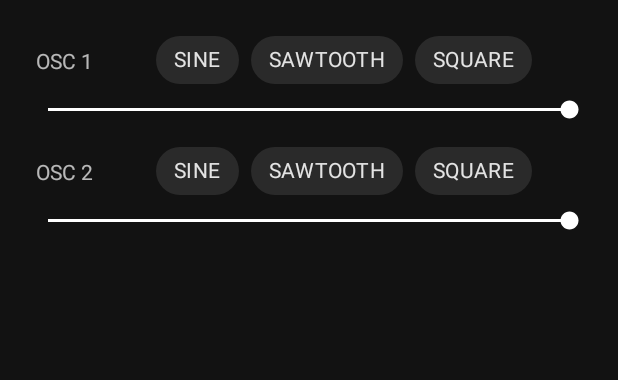
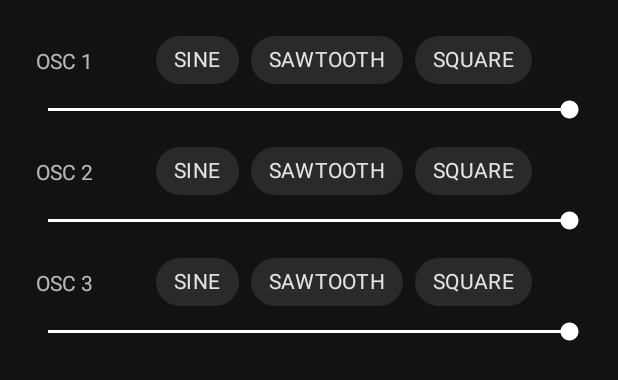
Before and after one commit to kplich/sensor-instrument, an Android app: the layout activity_main.xml on its own in the app's theme, with its tools: preview values and no code run, on a phone screen of 412 x 824 dp. Shown: the top 380 px of the screen. Run offline under Robolectric (Android 15) with nearby library versions, the phone set to English and light mode, and no system bars.

Commit message:
add osc 3 controls

```diff
--- a/app/src/main/res/layout/activity_main.xml
+++ b/app/src/main/res/layout/activity_main.xml
@@ -7,6 +7,14 @@
     android:layout_height="match_parent"
     android:padding="@dimen/defaultMargin"
     tools:context=".mainActivity.MainActivity">
+
+    <androidx.constraintlayout.widget.ConstraintLayout
+        android:id="@+id/oscillators"
+        android:layout_width="match_parent"
+        android:layout_height="wrap_content"
+        app:layout_constraintEnd_toEndOf="parent"
+        app:layout_constraintStart_toStartOf="parent"
+        app:layout_constraintTop_toTopOf="parent">
 
         <androidx.constraintlayout.widget.ConstraintLayout
             android:id="@+id/osc_1"
@@ -61,7 +69,7 @@
                     android:layout_width="wrap_content"
                     android:layout_height="wrap_content"
                     android:text="@string/square"
-                android:theme="@style/Widget.MaterialComponents.Chip.Choice"
+                    android:theme="@style/Theme.MaterialComponents"
                     tools:text="SQUARE" />
             </com.google.android.material.chip.ChipGroup>
 
@@ -144,4 +152,72 @@
 
         </androidx.constraintlayout.widget.ConstraintLayout>
 
+        <androidx.constraintlayout.widget.ConstraintLayout
+            android:id="@+id/osc_3"
+            android:layout_width="0dp"
+            android:layout_height="wrap_content"
+            android:layout_margin="@dimen/defaultMargin"
+            app:layout_constraintEnd_toEndOf="parent"
+            app:layout_constraintStart_toStartOf="parent"
+            app:layout_constraintTop_toBottomOf="@+id/osc_2">
+
+            <TextView
+                android:id="@+id/osc_3_label"
+                android:layout_width="wrap_content"
+                android:layout_height="wrap_content"
+                android:layout_marginStart="@dimen/defaultMargin"
+                android:text="@string/osc3"
+                app:layout_constraintBottom_toBottomOf="@+id/osc_3_type"
+                app:layout_constraintStart_toStartOf="parent"
+                app:layout_constraintTop_toTopOf="parent" />
+
+            <com.google.android.material.chip.ChipGroup
+                android:id="@+id/osc_3_type"
+                android:layout_width="wrap_content"
+                android:layout_height="wrap_content"
+                app:layout_constraintEnd_toEndOf="parent"
+                app:layout_constraintStart_toEndOf="@id/osc_3_label"
+                app:layout_constraintTop_toTopOf="parent"
+                app:singleSelection="true">
+
+                <com.google.android.material.chip.Chip
+                    android:id="@+id/osc_3_type_sine"
+                    style="@style/Widget.MaterialComponents.Chip.Choice"
+                    android:layout_width="wrap_content"
+                    android:layout_height="wrap_content"
+                    android:text="@string/sine"
+                    android:theme="@style/Theme.MaterialComponents" />
+
+                <com.google.android.material.chip.Chip
+                    android:id="@+id/osc_3_type_saw"
+                    style="@style/Widget.MaterialComponents.Chip.Choice"
+                    android:layout_width="wrap_content"
+                    android:layout_height="wrap_content"
+                    android:text="@string/sawtooth"
+                    android:theme="@style/Theme.MaterialComponents" />
+
+                <com.google.android.material.chip.Chip
+                    android:id="@+id/osc_3_type_square"
+                    style="@style/Widget.MaterialComponents.Chip.Choice"
+                    android:layout_width="wrap_content"
+                    android:layout_height="wrap_content"
+                    android:text="@string/square"
+                    android:theme="@style/Theme.MaterialComponents"
+                    tools:text="@string/square" />
+
+            </com.google.android.material.chip.ChipGroup>
+
+            <SeekBar
+                android:id="@+id/osc_3_amp"
+                android:layout_width="0dp"
+                android:layout_height="wrap_content"
+                android:progress="100"
+                app:layout_constraintEnd_toEndOf="parent"
+                app:layout_constraintStart_toStartOf="parent"
+                app:layout_constraintTop_toBottomOf="@+id/osc_3_type" />
+
         </androidx.constraintlayout.widget.ConstraintLayout>
+
+    </androidx.constraintlayout.widget.ConstraintLayout>
+
+</androidx.constraintlayout.widget.ConstraintLayout>
```
Also changed, not shown: app/src/main/java/com/example/sensorinstrument/instruments/TripleOscSynthesizer.kt (+14 -2 lines), app/src/main/java/com/example/sensorinstrument/mainActivity/MainActivity.kt (+45 -15 lines). Lines whose indentation alone changed are shown as unchanged.
